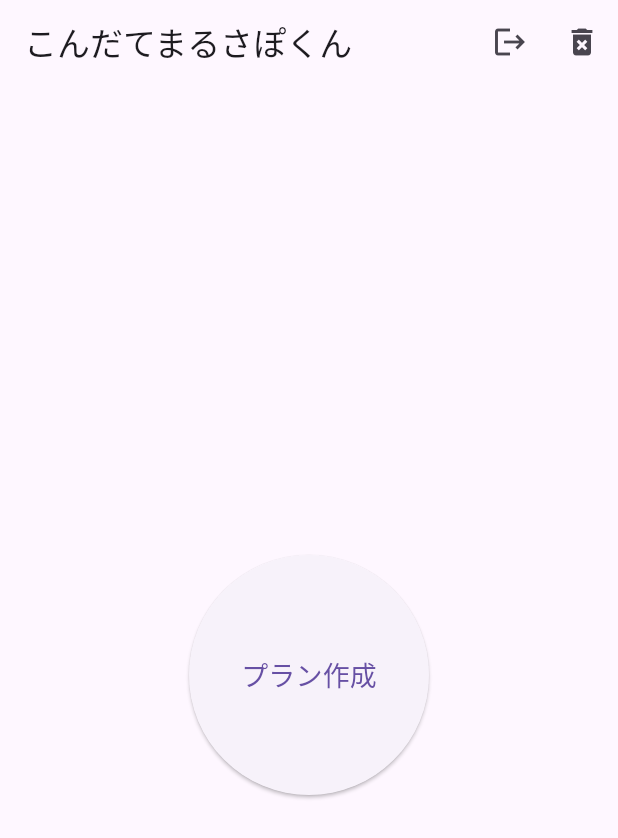
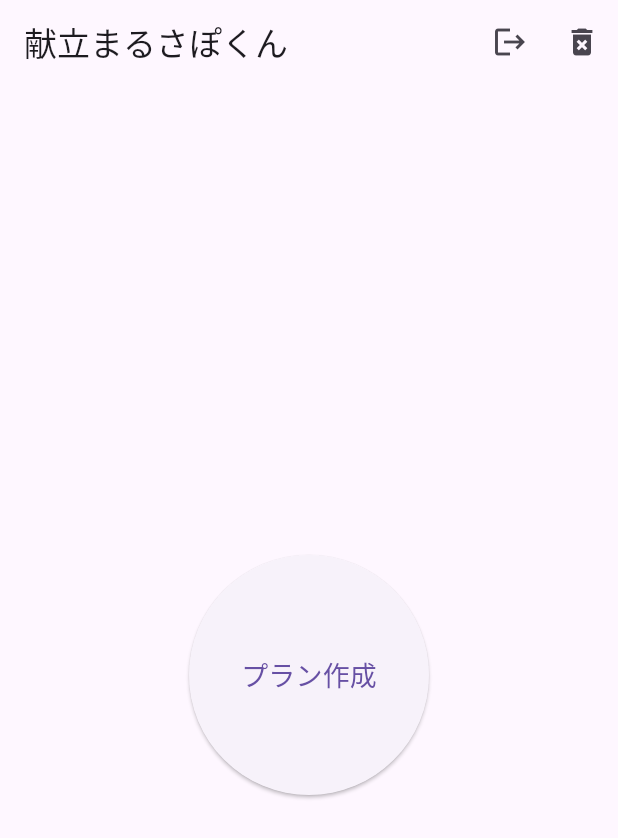
Before and after one commit to nagoyan55/marusapo, a Flutter app: the screen it shows after launch, after a tap on "匿名でサインイン", on a phone screen of 412 x 824 dp. Shown: the top 838 px of the screen. Run offline on Flutter 3.47's test engine with Material 3 defaults, Android fonts, the phone set to English and light mode, and no system bars; our stand-ins replace cloud_firestore, firebase_auth, firebase_core, freezed_annotation, google_sign_in, shared_preferences; accounts and stored records are empty; network calls fail.

Commit message:
こんだてまるさぽくん -> 献立まるさぽくん

```diff
--- a/lib/main.dart
+++ b/lib/main.dart
@@ -25,7 +25,7 @@ class MyApp extends StatelessWidget {
         ),
       ],
       child: MaterialApp(
-        title: 'こんだてまるさぽくん',
+        title: '献立まるさぽくん',
         theme: ThemeData(
           primarySwatch: Colors.blue,
         ),
--- a/lib/screens/home_screen.dart
+++ b/lib/screens/home_screen.dart
@@ -17,7 +17,7 @@ class HomeScreen extends StatelessWidget {
 
     return Scaffold(
       appBar: AppBar(
-        title: Text('こんだてまるさぽくん'),
+        title: Text('献立まるさぽくん'),
         actions: [
           if (user != null) ...[
             Padding(
--- a/lib/screens/plan_screen.dart
+++ b/lib/screens/plan_screen.dart
@@ -62,7 +62,7 @@ class _PlanScreenState extends State<PlanScreen> {
       onWillPop: () async => false,
       child: Scaffold(
         appBar: AppBar(
-          title: Text('こんだてまるさぽくん'),
+          title: Text('献立まるさぽくん'),
           actions: [
             IconButton(
               icon: Icon(Icons.refresh),
--- a/lib/screens/sign_in_screen.dart
+++ b/lib/screens/sign_in_screen.dart
@@ -10,7 +10,7 @@ class SignInScreen extends StatelessWidget {
 
     return Scaffold(
       appBar: AppBar(
-        title: Text('サインイン'),
+        title: Text('献立まるさぽくん'),
       ),
       body: Center(
         child: Column(
```
